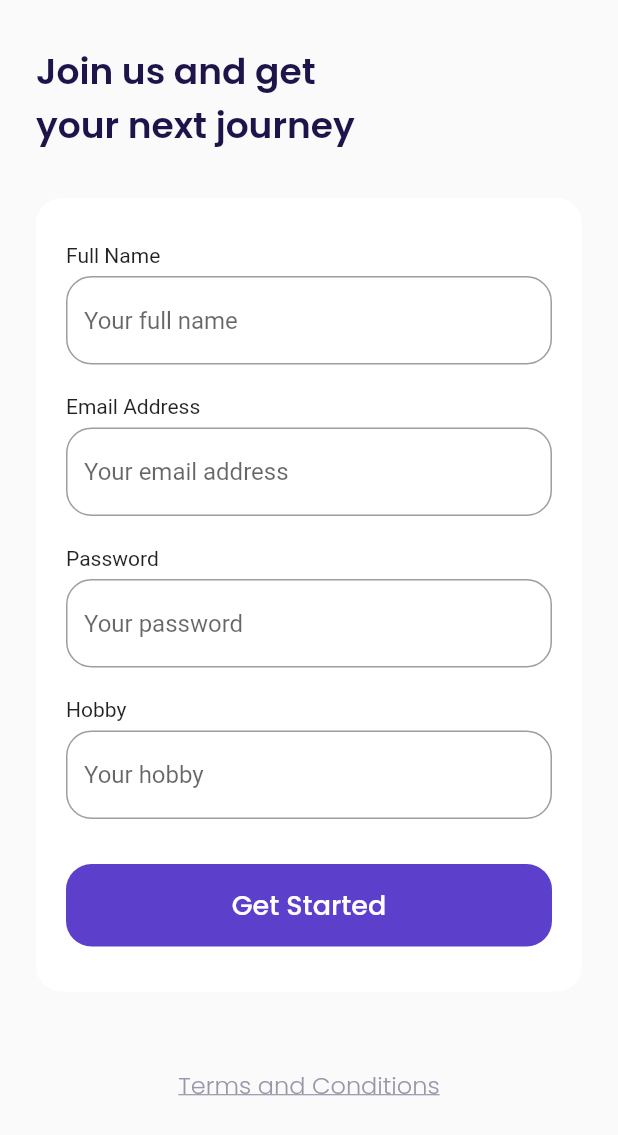
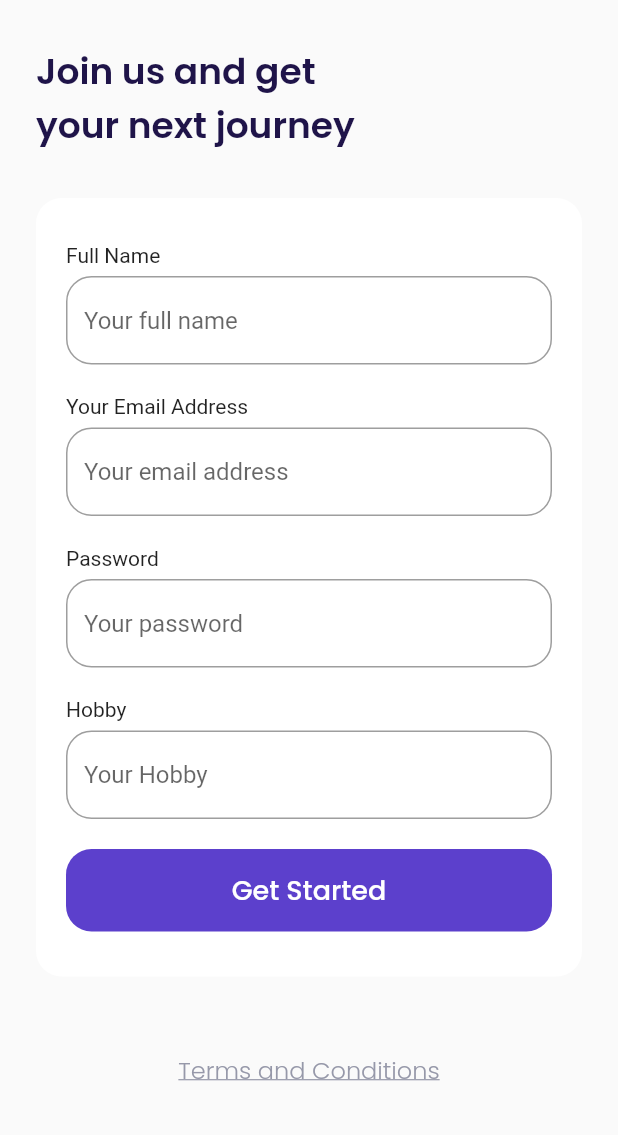
Before and after one commit to marchella2/airplane_apps, a Flutter app: the screen it shows after launch, after a tap on "Get Started", on a phone screen of 412 x 824 dp. Shown: the top 1135 px of the screen. Run offline on Flutter 3.47's test engine with Material 2 defaults, Android fonts, the phone set to English and light mode, and no system bars; our stand-ins replace google_fonts.

Commit message:
last changes

```diff
--- a/lib/main.dart
+++ b/lib/main.dart
@@ -1,5 +1,6 @@
 import 'package:airplane_apps/ui/pages/bonus_page.dart';
 import 'package:airplane_apps/ui/pages/get_started_page.dart';
+import 'package:airplane_apps/ui/pages/main_page.dart';
 import 'package:airplane_apps/ui/pages/sign_up_page.dart';
 import 'package:airplane_apps/ui/pages/splash_page.dart';
 import 'package:flutter/material.dart';
@@ -19,6 +20,7 @@
         '/get-started': (context) => GetStartedPage(),
         '/sign-up':(context) => SignUpPage(),
         '/bonus':(context) => BonusPage(),
+        '/main':(context) => MainPage(),
       },
     );
   }
--- a/lib/shared/theme.dart
+++ b/lib/shared/theme.dart
@@ -12,6 +12,7 @@ Color kGreenColor = Color(0xff0EC3AE);
 Color kRedColor = Color(0xffEB70A5);
 Color kBackgroundColor = Color(0xffFAFAFA);
 Color kInactiveColor = Color(0xffDBD7EC);
+Color kTransparentColor = Colors.transparent;
 
 TextStyle blackTextStyle = GoogleFonts.poppins(
   color: kBlackColor,
--- a/lib/ui/pages/get_started_page.dart
+++ b/lib/ui/pages/get_started_page.dart
@@ -1,3 +1,4 @@
+import 'package:airplane_apps/ui/widgets/custom_button.dart';
 import 'package:flutter/material.dart';
 import 'package:airplane_apps/shared/theme.dart';
 
@@ -40,28 +41,13 @@ class GetStartedPage extends StatelessWidget {
                   ),
                   textAlign: TextAlign.center,
                 ),
-                Container(
+                CustomButton(
+                  title: 'Get Started',
                   width: 220,
-                  height: 55,
                   margin: EdgeInsets.only(top: 50, bottom: 80),
-                  child: TextButton(
-                    onPressed: (){
-                      Navigator.pushNamed(context, '/sign-up');
-                    },
-                    style: TextButton.styleFrom(
-                      backgroundColor: kPrimaryColor,
-                      shape: RoundedRectangleBorder(
-                        borderRadius: BorderRadius.circular(defaultRadius)
-                      )
-                    ),
-                    child: Text(
-                      'Get Started',
-                      style: whiteTextStyle.copyWith(
-                        fontSize: 18,
-                        fontWeight: medium,
-                      ),
-                    ),
-                  ),
+                  onPressed: (){
+                    Navigator.pushNamed(context, '/sign-up');
+                  },
                 ),
               ],
             ),
--- a/lib/ui/pages/sign_up_page.dart
+++ b/lib/ui/pages/sign_up_page.dart
@@ -1,3 +1,5 @@
+import 'package:airplane_apps/ui/widgets/custom_button.dart';
+import 'package:airplane_apps/ui/widgets/custom_text_form_field.dart';
 import 'package:flutter/material.dart';
 import 'package:airplane_apps/shared/theme.dart';
 
@@ -23,151 +25,39 @@ class SignUpPage extends StatelessWidget {
     Widget inputSection(){
 
       Widget nameInput(){
-        return Container(
-          margin: EdgeInsets.only(bottom: 20),
-          child: Column(
-            crossAxisAlignment: CrossAxisAlignment.start,
-            children: [
-              Text(
-                'Full Name',
-              ),
-              SizedBox(height: 6,),
-              TextFormField(
-                cursorColor: kBlackColor,
-                decoration: InputDecoration(
+        return CustomTextFormField(
+          title: 'Full Name',
           hintText: 'Your full name',
-                  border: OutlineInputBorder(
-                    borderRadius: BorderRadius.circular(defaultRadius),
-                  ),
-                  focusedBorder: OutlineInputBorder(
-                    borderRadius: BorderRadius.circular(defaultRadius),
-                    borderSide: BorderSide(
-                      color: kPrimaryColor,
-                    ),
-                  ),
-                ),
-              ),
-            ],
-          )
         );
       }
 
       Widget emailInput(){
-        return Container(
-          margin: EdgeInsets.only(bottom: 20),
-          child: Column(
-            crossAxisAlignment: CrossAxisAlignment.start,
-            children: [
-              Text(
-                'Email Address',
-              ),
-              SizedBox(height: 6,),
-              TextFormField(
-                cursorColor: kBlackColor,
-                decoration: InputDecoration(
+        return CustomTextFormField(
+          title: 'Your Email Address',
           hintText: 'Your email address',
-                  border: OutlineInputBorder(
-                    borderRadius: BorderRadius.circular(defaultRadius),
-                  ),
-                  focusedBorder: OutlineInputBorder(
-                    borderRadius: BorderRadius.circular(defaultRadius),
-                    borderSide: BorderSide(
-                      color: kPrimaryColor,
-                    ),
-                  ),
-                ),
-              ),
-            ],
-          )
           );
       }
 
       Widget passwordInput(){
-        return Container(
-          margin: EdgeInsets.only(bottom: 20),
-          child: Column(
-            crossAxisAlignment: CrossAxisAlignment.start,
-            children: [
-              Text(
-                'Password',
-              ),
-              SizedBox(height: 6,),
-              TextFormField(
-                cursorColor: kBlackColor,
+        return CustomTextFormField(
+          title: 'Password',
+          hintText: 'Your password',
           obscureText: true,
-                decoration: InputDecoration(
-                  hintText: 'Your password',
-                  border: OutlineInputBorder(
-                    borderRadius: BorderRadius.circular(defaultRadius),
-                  ),
-                  focusedBorder: OutlineInputBorder(
-                    borderRadius: BorderRadius.circular(defaultRadius),
-                    borderSide: BorderSide(
-                      color: kPrimaryColor,
-                    ),
-                  ),
-                ),
-              ),
-            ],
-          )
           );
       }
 
       Widget hobbyInput(){
-        return Container(
-          margin: EdgeInsets.only(bottom: 30),
-          child: Column(
-            crossAxisAlignment: CrossAxisAlignment.start,
-            children: [
-              Text(
-                'Hobby',
-              ),
-              SizedBox(height: 6,),
-              TextFormField(
-                cursorColor: kBlackColor,
-                decoration: InputDecoration(
-                  hintText: 'Your hobby',
-                  border: OutlineInputBorder(
-                    borderRadius: BorderRadius.circular(defaultRadius),
-                  ),
-                  focusedBorder: OutlineInputBorder(
-                    borderRadius: BorderRadius.circular(defaultRadius),
-                    borderSide: BorderSide(
-                      color: kPrimaryColor,
-                    ),
-                  ),
-                ),
-              ),
-            ],
-          )
-        );
+        return CustomTextFormField(
+          title: 'Hobby',
+          hintText: 'Your Hobby');
       }
 
       Widget submitButton(){
-        return Container(
-          width: double.infinity,
-          height: 55,
-          child: TextButton(
+        return CustomButton(
+          title: 'Get Started',
           onPressed: (){
             Navigator.pushNamed(context, '/bonus');
-            },
-            style: TextButton.styleFrom(
-              backgroundColor: kPrimaryColor,
-              shape: RoundedRectangleBorder(
-                borderRadius: BorderRadius.circular(
-                  defaultRadius,
-                ),
-              ),
-            ),
-            child: Text(
-              'Get Started',
-              style: whiteTextStyle.copyWith(
-                fontSize: 18,
-                fontWeight: medium,
-              ),
-            ),
-          ),
-        );
+          });
       }
 
       return Container(
--- /dev/null
+++ b/lib/ui/widgets/custom_button.dart
@@ -0,0 +1,43 @@
+import 'package:flutter/material.dart';
+import 'package:airplane_apps/shared/theme.dart';
+
+class CustomButton extends StatelessWidget {
+
+  final String title;
+  final double width;
+  final Function() onPressed;
+  final EdgeInsets margin;
+
+  const CustomButton({
+    Key? key,
+    required this.title,
+    this.width = double.infinity,
+    required this.onPressed,
+    this.margin = EdgeInsets.zero,
+  }) : super(key: key);
+
+  @override
+  Widget build(BuildContext context) {
+    return Container(
+      width: width,
+      height: 55,
+      margin: margin,
+      child: TextButton(
+        onPressed: onPressed ,
+        style: TextButton.styleFrom(
+          backgroundColor: kPrimaryColor,
+          shape: RoundedRectangleBorder(
+            borderRadius: BorderRadius.circular(defaultRadius)
+          )
+        ),
+        child: Text(
+          title,
+          style: whiteTextStyle.copyWith(
+            fontSize: 18,
+            fontWeight: medium,
+          ),
+        ),
+      ),
+    );
+  }
+}
--- /dev/null
+++ b/lib/ui/widgets/custom_text_form_field.dart
@@ -0,0 +1,47 @@
+import 'package:flutter/material.dart';
+import 'package:airplane_apps/shared/theme.dart';
+
+class CustomTextFormField extends StatelessWidget {
+  final String title;
+  final String hintText;
+  final bool obscureText;
+
+  const CustomTextFormField({
+    Key? key,
+    required this.title,
+    required this.hintText,
+    this.obscureText = false,
+  }) : super(key: key);
+
+  @override
+  Widget build(BuildContext context) {
+    return Container(
+      margin: EdgeInsets.only(bottom: 20),
+      child: Column(
+        crossAxisAlignment: CrossAxisAlignment.start,
+        children: [
+          Text(
+            title,
+          ),
+          SizedBox(height: 6,),
+          TextFormField(
+            obscureText: obscureText,
+            cursorColor: kBlackColor,
+            decoration: InputDecoration(
+              hintText: hintText,
+              border: OutlineInputBorder(
+                borderRadius: BorderRadius.circular(defaultRadius),
+              ),
+              focusedBorder: OutlineInputBorder(
+                borderRadius: BorderRadius.circular(defaultRadius),
+                borderSide: BorderSide(
+                  color: kPrimaryColor,
+                ),
+              ),
+            ),
+          ),
+        ],
+      )
+    );
+  }
+}
```
Also changed, not shown: lib/ui/pages/bonus_page.dart (+7 -21 lines), lib/ui/pages/home_page.dart (added, +64 -0 lines), lib/ui/pages/main_page.dart (added, +48 -0 lines), lib/ui/widgets/custom_bottom_navigation_item.dart (added, +43 -0 lines). Lines whose indentation alone changed are shown as unchanged.
